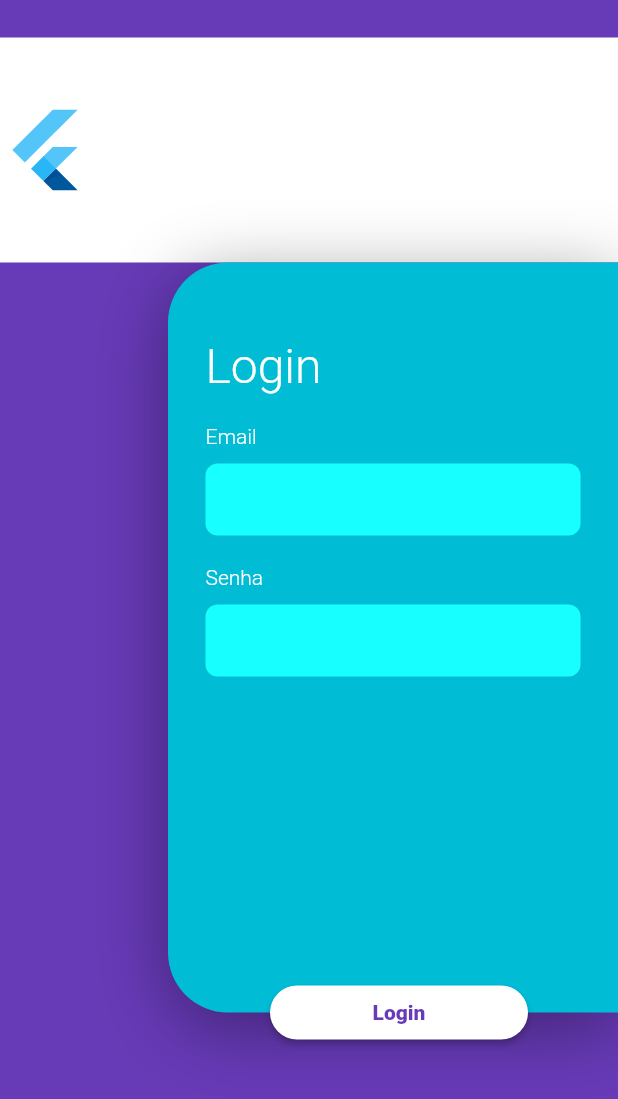
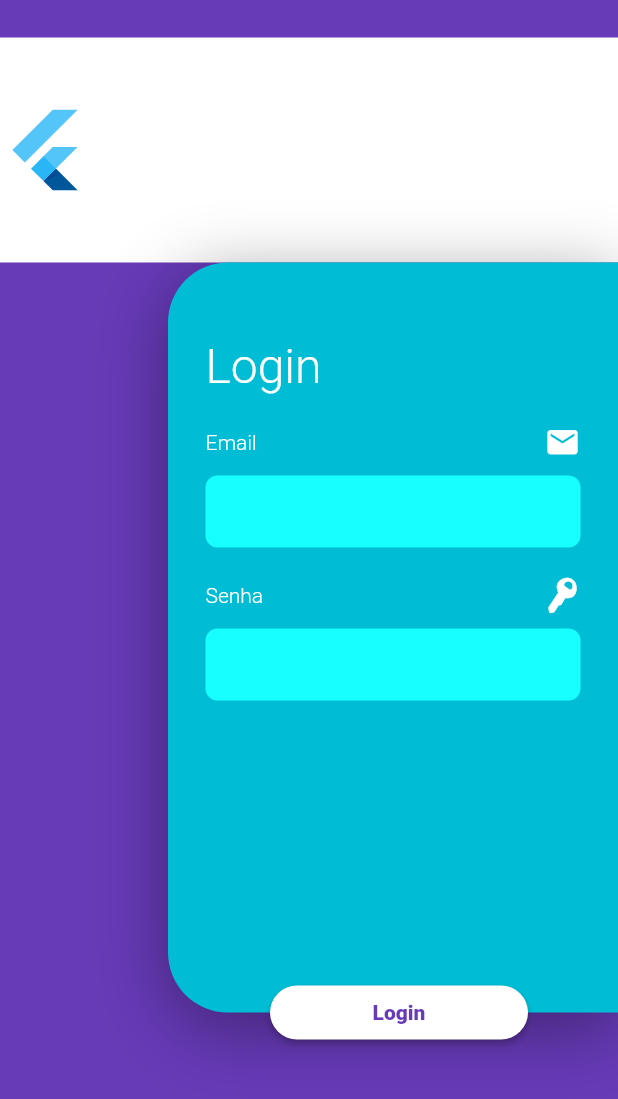
Before and after one commit to GaldinoJr/find_my_dog, a Flutter app: the screen it shows after launch, on a phone screen of 412 x 824 dp. Shown: the top 1099 px of the screen. Run offline on Flutter 3.47's test engine with Material 2 defaults, Android fonts, the phone set to English and light mode, and no system bars.

```diff
--- /dev/null
+++ b/lib/icons/custom_icons.dart
@@ -0,0 +1,33 @@
+/// Flutter icons MyFlutterApp
+/// Copyright (C) 2019 by original authors @ fluttericon.com, fontello.com
+/// This font was generated by FlutterIcon.com, which is derived from Fontello.
+///
+/// To use this font, place it in your fonts/ directory and include the
+/// following in your pubspec.yaml
+///
+/// flutter:
+///   fonts:
+///    - family:  MyFlutterApp
+///      fonts:
+///       - asset: fonts/MyFlutterApp.ttf
+///
+///
+/// * Material Design Icons, Copyright (C) Google, Inc
+///         Author:    Google
+///         License:   Apache 2.0 (https://www.apache.org/licenses/LICENSE-2.0)
+///         Homepage:  https://design.google.com/icons/
+/// * Entypo, Copyright (C) 2012 by Daniel Bruce
+///         Author:    Daniel Bruce
+///         License:   SIL (http://scripts.sil.org/OFL)
+///         Homepage:  http://www.entypo.com
+///
+import 'package:flutter/widgets.dart';
+
+class MyCustomIcons {
+  MyCustomIcons._();
+
+  static const _kFontFam = 'MyCustomIcons';
+
+  static const IconData mail = const IconData(0xe800, fontFamily: _kFontFam);
+  static const IconData key = const IconData(0xe801, fontFamily: _kFontFam);
+}
--- a/lib/main.dart
+++ b/lib/main.dart
@@ -1,5 +1,6 @@
 import 'package:find_my_dog/languages/Strings.dart';
 import 'package:flutter/material.dart';
+import 'package:find_my_dog/icons/custom_icons.dart';
 
 void main() => runApp(MyApp());
 
@@ -127,12 +128,22 @@ class _MyHomePageState extends State<MyHomePage> {
             alignment: Alignment.centerLeft,
             child: Container(
                 margin: EdgeInsets.only(top: 20),
-                child: Text(
+                child: Row(
+                    mainAxisAlignment: MainAxisAlignment.spaceBetween,
+                    children: <Widget>[
+                      Text(
                         Strings.of(context).email,
                         style: TextStyle(
                             color: Colors.white,
                             fontWeight: FontWeight.w300
                         ),
+                      ),
+                      Icon(
+                        MyCustomIcons.mail,
+                        color: Colors.white,
+                      )
+
+                    ]
                 )),
           ),
           Container(
@@ -159,13 +170,23 @@ class _MyHomePageState extends State<MyHomePage> {
             alignment: Alignment.centerLeft,
             child: Container(
                 margin: EdgeInsets.only(top: 20),
-                child: Text(
+                child: Row(
+                  mainAxisAlignment: MainAxisAlignment.spaceBetween,
+                    children: <Widget>[
+                      Text(
                         Strings.of(context).password,
                         style: TextStyle(
                             color: Colors.white,
                             fontWeight: FontWeight.w300
                         ),
-                )),
+                      ),
+                      Icon(
+                        MyCustomIcons.key,
+                        color: Colors.white,
+                      )
+                    ]
+                )
+            ),
           ),
 
           Container(
```
Also changed, not shown: pubspec.yaml (+5 -5 lines), fonts/CustomIcons.ttf (added). Lines whose indentation alone changed are shown as unchanged.
